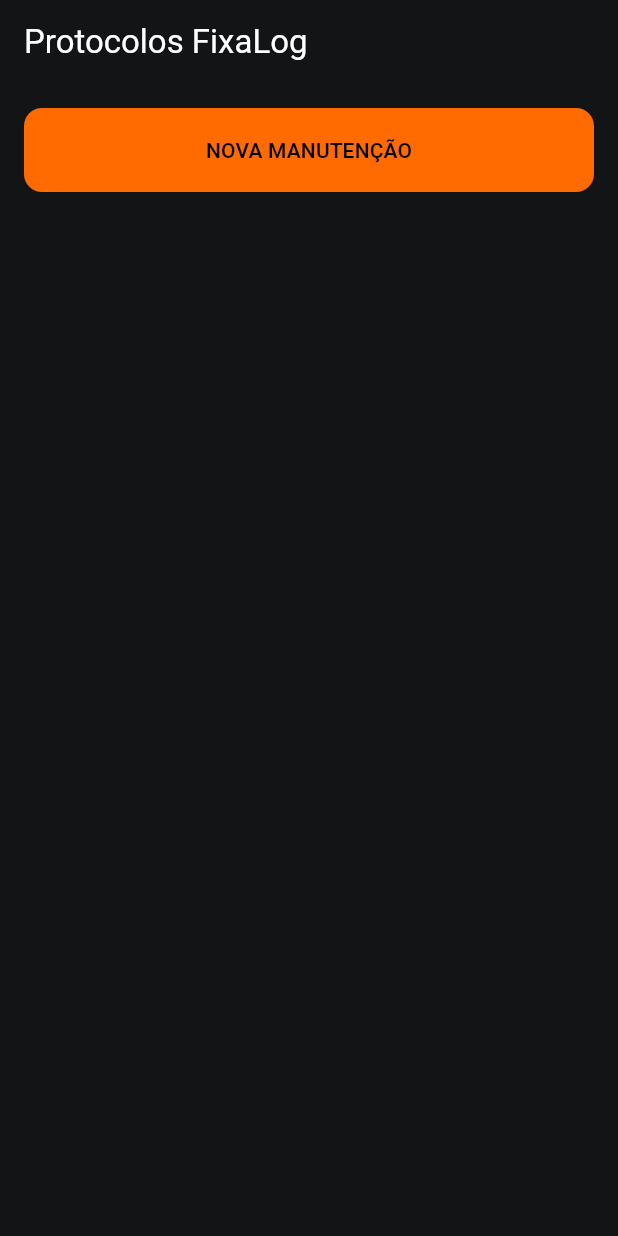
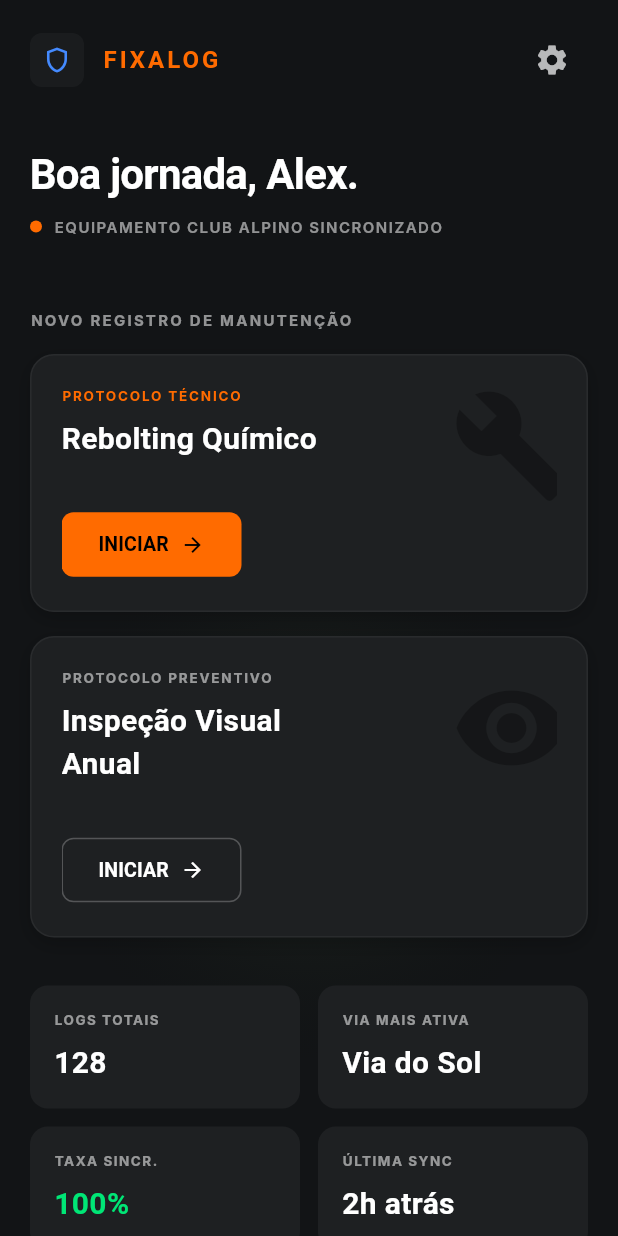
Before and after one commit to aresta-climb/fixalog, a Flutter app: the screen it shows after launch, on a phone screen of 412 x 824 dp. Run offline on Flutter 3.47's test engine with Material 3 defaults, Android fonts, the light colour scheme and no system bars; our stand-ins replace fixnum, flutter_riverpod, flutter_secure_storage, isar, pdf; missing offline and left inert: protobuf; accounts and stored records are empty; generated files the repository leaves out were written again; Roboto replaces fonts that are missing (Inter, SpaceGrotesk).

Commit message:
Home screen de acordo com o stitch

```diff
--- /dev/null
+++ b/app/lib/features/home/views/home_screen.dart
@@ -0,0 +1,340 @@
+import 'package:flutter/material.dart';
+import '../../wizard/views/wizard_screen.dart';
+
+class HomeScreen extends StatelessWidget {
+  const HomeScreen({super.key});
+
+  @override
+  Widget build(BuildContext context) {
+    return Scaffold(
+      backgroundColor: const Color(0xFF121416),
+      body: Stack(
+        children: [
+          // Background Glow Effect
+          Positioned(
+            top: MediaQuery.of(context).size.height * 0.4,
+            left: -100,
+            right: -100,
+            child: Container(
+              height: 400,
+              decoration: BoxDecoration(
+                shape: BoxShape.circle,
+                gradient: RadialGradient(
+                  colors: [
+                    const Color(0xFF4F6D44).withOpacity(0.15), // Moss Green glow
+                    Colors.transparent,
+                  ],
+                  stops: const [0.2, 1.0],
+                ),
+              ),
+            ),
+          ),
+
+          SafeArea(
+            child: SingleChildScrollView(
+              padding: const EdgeInsets.symmetric(horizontal: 20.0, vertical: 16.0),
+              child: Column(
+                crossAxisAlignment: CrossAxisAlignment.start,
+                children: [
+                  // App Bar / Header
+                  Row(
+                    mainAxisAlignment: MainAxisAlignment.spaceBetween,
+                    children: [
+                      Row(
+                        children: [
+                          Container(
+                            padding: const EdgeInsets.all(8),
+                            decoration: BoxDecoration(
+                              color: const Color(0xFF1A1C1E),
+                              borderRadius: BorderRadius.circular(8),
+                            ),
+                            child: const Icon(Icons.shield_outlined, color: Colors.blueAccent, size: 20),
+                          ),
+                          const SizedBox(width: 12),
+                          const Text(
+                            'FIXALOG',
+                            style: TextStyle(
+                              color: Color(0xFFFF6B00),
+                              fontFamily: 'SpaceGrotesk',
+                              fontWeight: FontWeight.bold,
+                              fontSize: 16,
+                              letterSpacing: 2.0,
+                            ),
+                          ),
+                        ],
+                      ),
+                      IconButton(
+                        icon: const Icon(Icons.settings, color: Colors.white70),
+                        onPressed: () {},
+                      ),
+                    ],
+                  ),
+                  const SizedBox(height: 32),
+
+                  // Greeting Section
+                  const Text(
+                    'Boa jornada, Alex.',
+                    style: TextStyle(
+                      color: Colors.white,
+                      fontFamily: 'SpaceGrotesk',
+                      fontSize: 28,
+                      fontWeight: FontWeight.w700,
+                      letterSpacing: -0.5,
+                    ),
+                  ),
+                  const SizedBox(height: 8),
+                  Row(
+                    children: [
+                      Container(
+                        width: 8,
+                        height: 8,
+                        decoration: const BoxDecoration(
+                          color: Color(0xFFFF6B00),
+                          shape: BoxShape.circle,
+                        ),
+                      ),
+                      const SizedBox(width: 8),
+                      const Text(
+                        'EQUIPAMENTO CLUB ALPINO SINCRONIZADO',
+                        style: TextStyle(
+                          color: Colors.white54,
+                          fontSize: 10,
+                          fontWeight: FontWeight.w600,
+                          letterSpacing: 1.0,
+                        ),
+                      ),
+                    ],
+                  ),
+                  const SizedBox(height: 48),
+
+                  // Section Title
+                  const Text(
+                    'NOVO REGISTRO DE MANUTENÇÃO',
+                    style: TextStyle(
+                      color: Colors.white54,
+                      fontSize: 10,
+                      fontWeight: FontWeight.w700,
+                      letterSpacing: 1.5,
+                    ),
+                  ),
+                  const SizedBox(height: 16),
+
+                  // Cards
+                  _buildProtocolCard(
+                    context: context,
+                    tagText: 'PROTOCOLO TÉCNICO',
+                    tagColor: const Color(0xFFFF6B00),
+                    title: 'Rebolting Químico',
+                    iconData: Icons.build,
+                    isPrimaryButton: true,
+                    onTap: () {
+                      Navigator.of(context).push(MaterialPageRoute(builder: (_) => const WizardScreen()));
+                    },
+                  ),
+                  const SizedBox(height: 16),
+                  _buildProtocolCard(
+                    context: context,
+                    tagText: 'PROTOCOLO PREVENTIVO',
+                    tagColor: Colors.white54,
+                    title: 'Inspeção Visual\nAnual',
+                    iconData: Icons.remove_red_eye,
+                    isPrimaryButton: false,
+                    onTap: () {},
+                  ),
+                  const SizedBox(height: 32),
+
+                  // Status Grid
+                  Row(
+                    children: [
+                      Expanded(child: _buildStatCard('LOGS TOTAIS', '128', Colors.white)),
+                      const SizedBox(width: 12),
+                      Expanded(child: _buildStatCard('VIA MAIS ATIVA', 'Via do Sol', Colors.white)),
+                    ],
+                  ),
+                  const SizedBox(height: 12),
+                  Row(
+                    children: [
+                      Expanded(child: _buildStatCard('TAXA SINCR.', '100%', const Color(0xFF00E676))),
+                      const SizedBox(width: 12),
+                      Expanded(child: _buildStatCard('ÚLTIMA SYNC', '2h atrás', Colors.white)),
+                    ],
+                  ),
+                  const SizedBox(height: 48),
+
+                  // History Section
+                  Row(
+                    mainAxisAlignment: MainAxisAlignment.spaceBetween,
+                    children: [
+                      const Text(
+                        'HISTÓRICO RECENTE',
+                        style: TextStyle(
+                          color: Colors.white54,
+                          fontSize: 10,
+                          fontWeight: FontWeight.w700,
+                          letterSpacing: 1.5,
+                        ),
+                      ),
+                      TextButton(
+                        onPressed: () {},
+                        child: const Text(
+                          'VER TUDO',
+                          style: TextStyle(
+                            color: Color(0xFFFF6B00),
+                            fontSize: 10,
+                            fontWeight: FontWeight.w700,
+                          ),
+                        ),
+                      )
+                    ],
+                  ),
+                ],
+              ),
+            ),
+          ),
+        ],
+      ),
+    );
+  }
+
+  Widget _buildProtocolCard({
+    required BuildContext context,
+    required String tagText,
+    required Color tagColor,
+    required String title,
+    required IconData iconData,
+    required bool isPrimaryButton,
+    required VoidCallback onTap,
+  }) {
+    return Container(
+      padding: const EdgeInsets.all(20),
+      decoration: BoxDecoration(
+        color: const Color(0xFF1E2022), // Slightly lighter surface
+        borderRadius: BorderRadius.circular(16),
+        border: Border.all(color: Colors.white.withOpacity(0.05)),
+        boxShadow: [
+          BoxShadow(
+            color: Colors.black.withOpacity(0.2),
+            blurRadius: 10,
+            offset: const Offset(0, 4),
+          ),
+        ],
+      ),
+      child: Stack(
+        children: [
+          // Background Icon Watermark
+          Positioned(
+            right: -10,
+            top: 0,
+            child: Icon(
+              iconData,
+              size: 80,
+              color: Colors.black.withOpacity(0.3),
+            ),
+          ),
+
+          // Content
+          Column(
+            crossAxisAlignment: CrossAxisAlignment.start,
+            children: [
+              Text(
+                tagText,
+                style: TextStyle(
+                  color: tagColor,
+                  fontSize: 9,
+                  fontWeight: FontWeight.bold,
+                  letterSpacing: 1.2,
+                ),
+              ),
+              const SizedBox(height: 8),
+              Text(
+                title,
+                style: const TextStyle(
+                  fontFamily: 'SpaceGrotesk',
+                  fontSize: 20,
+                  fontWeight: FontWeight.bold,
+                  color: Colors.white,
+                ),
+              ),
+              const SizedBox(height: 32),
+
+              Align(
+                alignment: Alignment.centerLeft,
+                child: isPrimaryButton
+                    ? ElevatedButton(
+                        onPressed: onTap,
+                        style: ElevatedButton.styleFrom(
+                          backgroundColor: const Color(0xFFFF6B00),
+                          foregroundColor: Colors.black,
+                          padding: const EdgeInsets.symmetric(horizontal: 24, vertical: 12),
+                          shape: RoundedRectangleBorder(borderRadius: BorderRadius.circular(8)),
+                          minimumSize: const Size(120, 40),
+                        ),
+                        child: const Row(
+                          mainAxisSize: MainAxisSize.min,
+                          children: [
+                            Text('INICIAR', style: TextStyle(fontWeight: FontWeight.bold, fontSize: 13)),
+                            SizedBox(width: 8),
+                            Icon(Icons.arrow_forward, size: 16),
+                          ],
+                        ),
+                      )
+                    : OutlinedButton(
+                        onPressed: onTap,
+                        style: OutlinedButton.styleFrom(
+                          side: const BorderSide(color: Colors.white24),
+                          foregroundColor: Colors.white,
+                          padding: const EdgeInsets.symmetric(horizontal: 24, vertical: 12),
+                          shape: RoundedRectangleBorder(borderRadius: BorderRadius.circular(8)),
+                          minimumSize: const Size(120, 40),
+                        ),
+                        child: const Row(
+                          mainAxisSize: MainAxisSize.min,
+                          children: [
+                            Text('INICIAR', style: TextStyle(fontWeight: FontWeight.bold, fontSize: 13)),
+                            SizedBox(width: 8),
+                            Icon(Icons.arrow_forward, size: 16),
+                          ],
+                        ),
+                      ),
+              ),
+            ],
+          ),
+        ],
+      ),
+    );
+  }
+
+  Widget _buildStatCard(String label, String value, Color valueColor) {
+    return Container(
+      padding: const EdgeInsets.all(16),
+      decoration: BoxDecoration(
+        color: const Color(0xFF1E2022),
+        borderRadius: BorderRadius.circular(12),
+      ),
+      child: Column(
+        crossAxisAlignment: CrossAxisAlignment.start,
+        children: [
+          Text(
+            label,
+            style: const TextStyle(
+              color: Colors.white54,
+              fontSize: 9,
+              fontWeight: FontWeight.bold,
+              letterSpacing: 1.0,
+            ),
+          ),
+          const SizedBox(height: 8),
+          Text(
+            value,
+            style: TextStyle(
+              fontFamily: 'SpaceGrotesk',
+              color: valueColor,
+              fontSize: 20,
+              fontWeight: FontWeight.bold,
+            ),
+          ),
+        ],
+      ),
+    );
+  }
+}
--- a/app/lib/main.dart
+++ b/app/lib/main.dart
@@ -1,6 +1,6 @@
 import 'package:flutter/material.dart';
 import 'package:flutter_riverpod/flutter_riverpod.dart';
-import 'features/wizard/views/wizard_screen.dart';
+import 'features/home/views/home_screen.dart';
 
 void main() {
   runApp(
@@ -53,35 +53,7 @@
           contentPadding: EdgeInsets.symmetric(vertical: 20, horizontal: 16),
         ),
       ),
-      home: const DummyHomeScreen(),
+      home: const HomeScreen(),
     );
   }
 }
-
-class DummyHomeScreen extends StatelessWidget {
-  const DummyHomeScreen({super.key});
-
-  @override
-  Widget build(BuildContext context) {
-    return Scaffold(
-      appBar: AppBar(
-        title: const Text('Protocolos FixaLog'),
-        backgroundColor: Colors.transparent,
-        elevation: 0,
-      ),
-      body: Padding(
-        padding: const EdgeInsets.all(16.0),
-        child: Column(
-          children: [
-            ElevatedButton(
-              onPressed: () {
-                Navigator.of(context).push(MaterialPageRoute(builder: (_) => const WizardScreen()));
-              },
-              child: const Text('NOVA MANUTENÇÃO'),
-            ),
-          ],
-        ),
-      ),
-    );
-  }
-}
```
